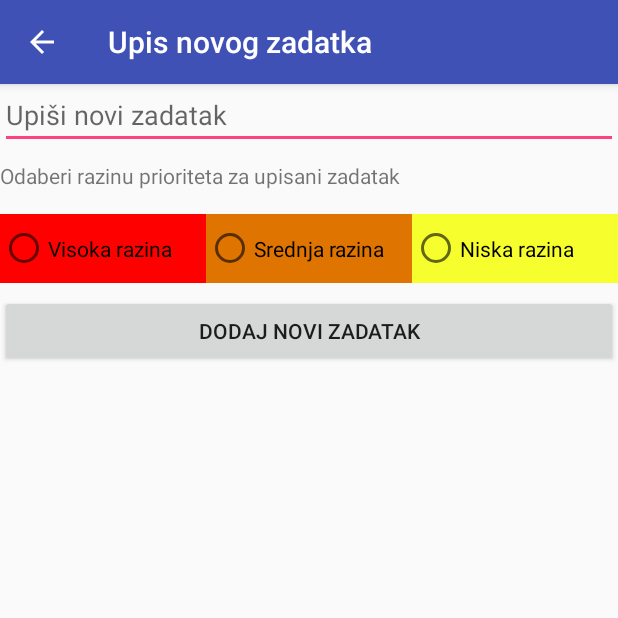
After one commit to Denis8313/PlanProizvodnje, an Android app: the AddTaskActivity screen opened directly, with no data from a screen before it, on a phone screen of 412 x 824 dp, the top half of it. The commit adds this screen. Run offline under Robolectric (Android 15) with nearby library versions, the phone set to English and light mode, and no system bars.

Commit message:
Including new Activity AddTaskActivity programing fab button(open AddTaskActivity)

```diff
--- a/app/src/main/AndroidManifest.xml
+++ b/app/src/main/AndroidManifest.xml
@@ -16,6 +16,9 @@
                 <category android:name="android.intent.category.LAUNCHER" />
             </intent-filter>
         </activity>
+        <activity android:name=".AddTaskActivity"
+            android:parentActivityName=".MainActivity"
+            android:label="@string/add_task_activity"/>
     </application>
 
 </manifest>
--- /dev/null
+++ b/app/src/main/java/com/example/denis/planproizvodnje/AddTaskActivity.java
@@ -0,0 +1,13 @@
+package com.example.denis.planproizvodnje;
+
+import android.support.v7.app.AppCompatActivity;
+import android.os.Bundle;
+
+public class AddTaskActivity extends AppCompatActivity {
+
+    @Override
+    protected void onCreate(Bundle savedInstanceState) {
+        super.onCreate(savedInstanceState);
+        setContentView(R.layout.activity_add_task);
+    }
+}
--- a/app/src/main/java/com/example/denis/planproizvodnje/MainActivity.java
+++ b/app/src/main/java/com/example/denis/planproizvodnje/MainActivity.java
@@ -1,7 +1,10 @@
 package com.example.denis.planproizvodnje;
 
+import android.content.Intent;
+import android.support.design.widget.FloatingActionButton;
 import android.support.v7.app.AppCompatActivity;
 import android.os.Bundle;
+import android.view.View;
 
 public class MainActivity extends AppCompatActivity {
 
@@ -9,5 +12,15 @@ public class MainActivity extends AppCompatActivity {
     protected void onCreate(Bundle savedInstanceState) {
         super.onCreate(savedInstanceState);
         setContentView(R.layout.activity_main);
+
+        FloatingActionButton fab = (FloatingActionButton) findViewById(R.id.floatingActionButton);
+
+        fab.setOnClickListener(new View.OnClickListener() {
+            @Override
+            public void onClick(View view) {
+                Intent intent = new Intent(MainActivity.this, AddTaskActivity.class);
+                startActivity(intent);
+            }
+        });
     }
 }
--- /dev/null
+++ b/app/src/main/res/layout/activity_add_task.xml
@@ -0,0 +1,60 @@
+<?xml version="1.0" encoding="utf-8"?>
+<LinearLayout
+    xmlns:android="http://schemas.android.com/apk/res/android"
+    xmlns:app="http://schemas.android.com/apk/res-auto"
+    xmlns:tools="http://schemas.android.com/tools"
+    android:layout_width="match_parent"
+    android:layout_height="match_parent"
+    android:orientation="vertical"
+    tools:context=".AddTaskActivity">
+
+    <EditText
+        android:id="@+id/taskEditText"
+        android:inputType="text"
+        android:paddingTop="8dp"
+        android:hint="@string/new_task_edit_text"
+        android:layout_width="match_parent"
+        android:layout_height="wrap_content" />
+
+    <TextView
+        android:paddingTop="8dp"
+        android:layout_width="match_parent"
+        android:layout_height="wrap_content"
+        android:text="@string/taskPriority"/>
+
+    <RadioGroup
+        android:paddingTop="16dp"
+        android:paddingBottom="8dp"
+        android:layout_width="match_parent"
+        android:layout_height="wrap_content"
+        android:orientation="horizontal">
+
+        <RadioButton
+            android:layout_width="0dp"
+            android:layout_weight="1"
+            android:layout_height="46dp"
+            android:background="@color/colorHighPriority"
+            android:text="@string/high_priority"/>
+
+        <RadioButton
+            android:layout_width="0dp"
+            android:layout_weight="1"
+            android:layout_height="46dp"
+            android:background="@color/colorMidiumPriority"
+            android:text="@string/medium_priority"/>
+
+        <RadioButton
+            android:layout_width="0dp"
+            android:layout_weight="1"
+            android:layout_height="46dp"
+            android:background="@color/colorLowPriority"
+            android:text="@string/low_priority"/>
+
+    </RadioGroup>
+
+    <Button
+        android:layout_width="match_parent"
+        android:layout_height="wrap_content"
+        android:text="@string/add_task_button"/>
+
+</LinearLayout>
--- a/app/src/main/res/layout/activity_main.xml
+++ b/app/src/main/res/layout/activity_main.xml
@@ -20,7 +20,7 @@
         android:id="@+id/floatingActionButton"
         android:layout_width="wrap_content"
         android:layout_height="wrap_content"
-        android:layout_gravity="bottom|right"
+        android:layout_gravity="bottom|end"
         android:clickable="true"
         app:srcCompat="@android:drawable/ic_input_add" />
 
--- a/app/src/main/res/values/colors.xml
+++ b/app/src/main/res/values/colors.xml
@@ -3,4 +3,9 @@
     <color name="colorPrimary">#3F51B5</color>
     <color name="colorPrimaryDark">#303F9F</color>
     <color name="colorAccent">#FF4081</color>
+
+    //colors for priority
+    <color name="colorHighPriority">#FF0000</color>
+    <color name="colorMidiumPriority">#DF7401</color>
+    <color name="colorLowPriority">#F7FE2E</color>
 </resources>
--- a/app/src/main/res/values/strings.xml
+++ b/app/src/main/res/values/strings.xml
@@ -1,3 +1,15 @@
 <resources>
     <string name="app_name">Plan Proizvodnje</string>
+
+    //strings for priority
+    <string name="taskPriority">Odaberi razinu prioriteta za upisani zadatak</string>
+    <string name="high_priority">Visoka razina</string>
+    <string name="medium_priority">Srednja razina</string>
+    <string name="low_priority">Niska razina</string>
+
+    //strings in activity_add_task
+    <string name="new_task_edit_text">Upiši novi zadatak</string>
+    <string name="add_task_button">Dodaj novi zadatak</string>
+
+    <string name="add_task_activity">Upis novog zadatka</string>
 </resources>
```
